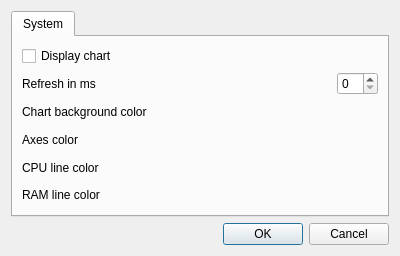
This is src/gui/ui/settingswidget.ui in pblottiere/snail as Qt 5 draws it before an edit. The edited form follows.
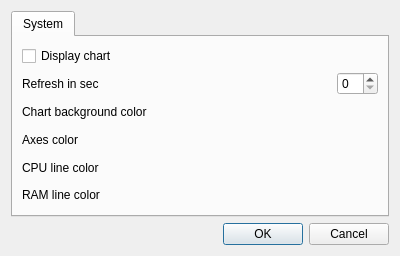
This is the edited form.

```diff
--- a/src/gui/ui/settingswidget.ui
+++ b/src/gui/ui/settingswidget.ui
@@ -36,7 +36,7 @@
          <item>
           <widget class="QLabel" name="label_5">
            <property name="text">
-            <string>Refresh in ms</string>
+            <string>Refresh in sec</string>
            </property>
           </widget>
          </item>
```
Left out of the diff: 2 changed lines with no effect on the pictures.
